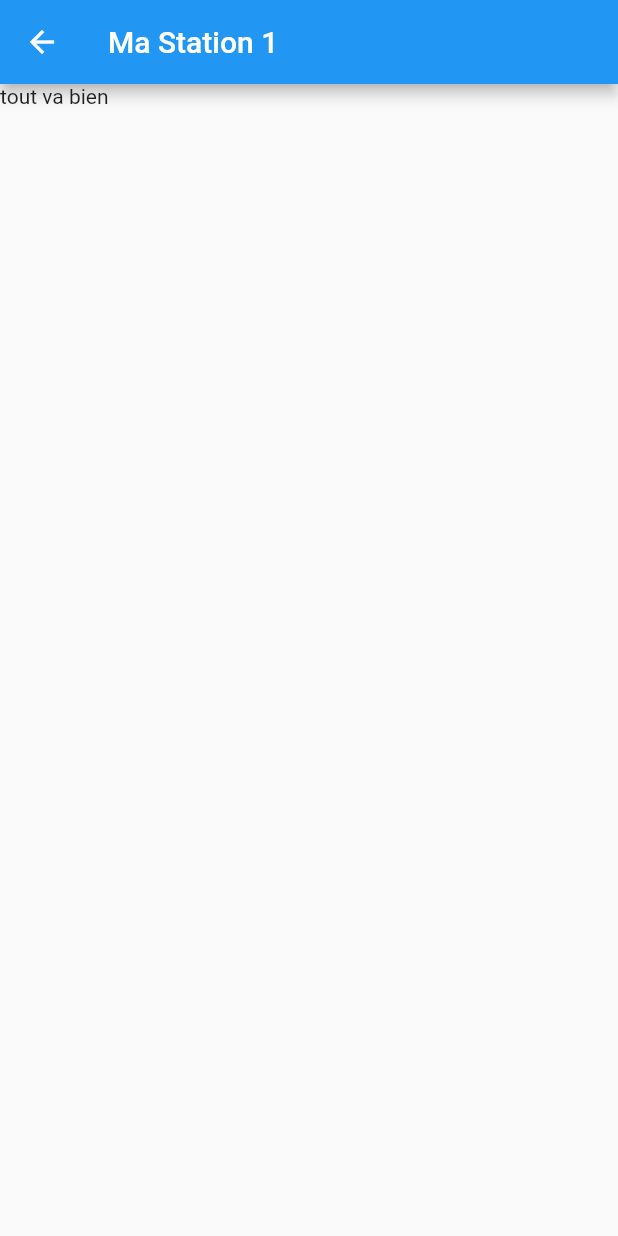
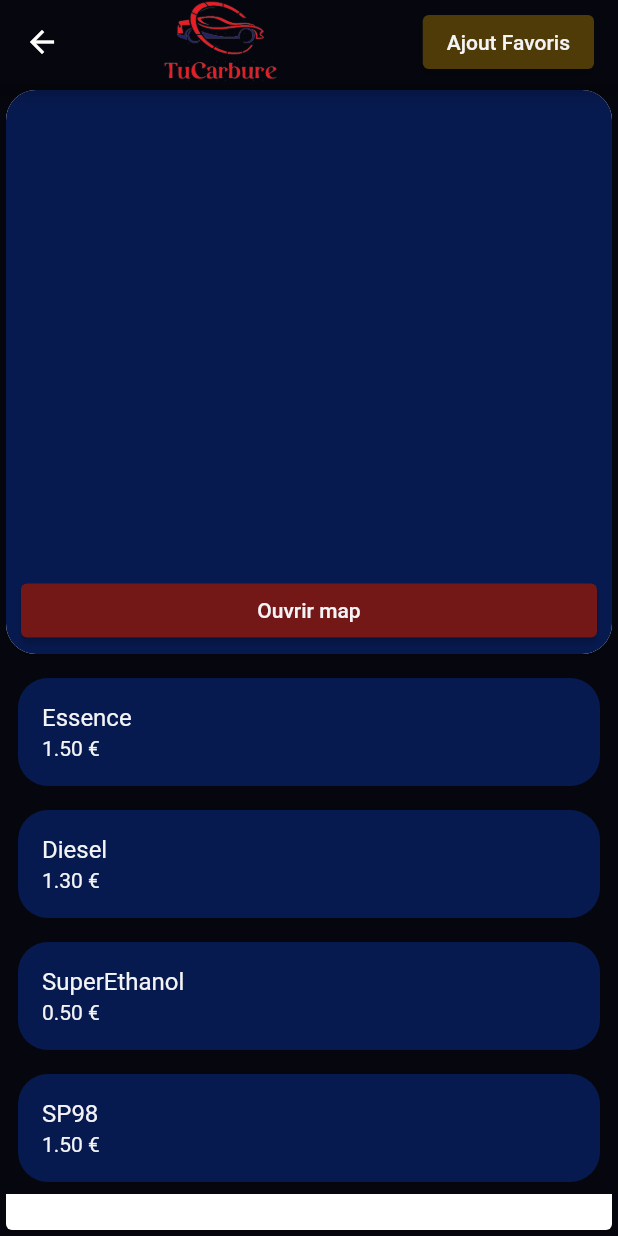
Before and after one commit to EllVodka/TuCarbure, a Flutter app: the screen it shows after launch, after a tap on "Ma Station 1", on a phone screen of 412 x 824 dp. Run offline on Flutter 3.47's test engine with Material 2 defaults, Android fonts, the light colour scheme and no system bars.

Commit message:
style: add style for detail

```diff
--- a/tu_carbure_front/lib/View/Station_detail_view.dart
+++ b/tu_carbure_front/lib/View/Station_detail_view.dart
@@ -1,5 +1,7 @@
 import 'package:flutter/material.dart';
 import 'package:tu_carbure_front/Model/Station.dart';
+import 'package:tu_carbure_front/View/widget/Station_list_carburant_widget.dart';
+import 'package:tu_carbure_front/View/widget/Station_map_widget.dart';
 import 'package:tu_carbure_front/ViewModel/Station_view_model.dart';
 
 class StationDetailView extends StatelessWidget {
@@ -9,16 +11,41 @@ class StationDetailView extends StatelessWidget {
   @override
   Widget build(BuildContext context) {
     final routeArgs =
-        ModalRoute.of(context)!.settings.arguments as Map<String, String>;
+    ModalRoute.of(context)!.settings.arguments as Map<String, String>;
     final stationId = routeArgs['id'];
     final stationMarque = routeArgs['name'];
     final Station station =
         _viewModel.fetchStation().where((element) => element.id == stationId).first;
+
     return Scaffold(
+      backgroundColor: Color.fromRGBO(6, 7, 14, 1),
       appBar: AppBar(
-        title: Text(stationMarque!),
+        title: Row(
+          mainAxisAlignment: MainAxisAlignment.spaceBetween,
+          children: [
+            Center(child: Image.asset('assets/tu_carbure_logo.png',width: 150,)),
+            SizedBox(width: 8),
+            ElevatedButton(
+              onPressed: () {
+                // Ajout Favoris button action
+              },
+              style: ElevatedButton.styleFrom(
+                backgroundColor: const Color.fromRGBO(79, 59, 8, 1),
+              ),
+              child: Text(
+                'Ajout Favoris',
+                style: TextStyle(color: Color.fromRGBO(244,244,246,1)),
+              ),
+            ),
+          ],
+        ),
       ),
-      body: Text('tout va bien'),
+      body: Column(
+        children: [
+          StationMap(),
+          StationListCarburant(station),
+        ],
+      ),
     );
   }
 }
--- a/tu_carbure_front/lib/View/Station_list_view.dart
+++ b/tu_carbure_front/lib/View/Station_list_view.dart
@@ -74,8 +74,7 @@ class _StationListViewState extends State<StationListView> {
             margin: const EdgeInsets.only(top: 20.0),
             child: Image.asset(
               'assets/tu_carbure_logo.png',
-              height: 80.0,
-              width: 80.0,
+              width: 150,
             ),
           ),
           Row(
--- /dev/null
+++ b/tu_carbure_front/lib/View/widget/Station_list_carburant_widget.dart
@@ -0,0 +1,43 @@
+import 'package:flutter/material.dart';
+import 'package:tu_carbure_front/Model/Station.dart';
+
+class StationListCarburant extends StatelessWidget {
+  final Station station;
+  const StationListCarburant(this.station);
+
+  @override
+  Widget build(BuildContext context) {
+    return Expanded(
+      flex: 2,
+      child: Card(
+        child: ListView.builder(
+          primary: false,
+          itemCount: station.carburant.length,
+          itemBuilder: (context, index) {
+            final carburant = station.carburant[index];
+            return Material(
+              color: Color.fromRGBO(6, 7, 14, 1),
+              child: Container(
+                padding: EdgeInsets.all(8.0),
+                child: ListTile(
+                  shape: RoundedRectangleBorder(
+                    borderRadius: BorderRadius.circular(20),
+                  ),
+                  tileColor: Color.fromRGBO(7, 26, 79, 1),
+                  title: Text(
+                    carburant.nom,
+                    style: TextStyle(color: Color.fromRGBO(244, 244, 246, 1)),
+                  ),
+                  subtitle: Text(
+                    '${carburant.prix.toStringAsFixed(2)} €',
+                    style: TextStyle(color: Color.fromRGBO(244, 244, 246, 1)),
+                  ),
+                ),
+              ),
+            );
+          },
+        ),
+      ),
+    );
+  }
+}
--- /dev/null
+++ b/tu_carbure_front/lib/View/widget/Station_map_widget.dart
@@ -0,0 +1,51 @@
+import 'package:flutter/material.dart';
+
+class StationMap extends StatelessWidget {
+  const StationMap({Key? key}) : super(key: key);
+
+  @override
+  Widget build(BuildContext context) {
+    return Expanded(
+      flex: 2,
+      child: Card(
+        shape: RoundedRectangleBorder(
+          borderRadius: BorderRadius.circular(20),
+        ),
+        child: Stack(
+          children: [
+            Container(
+              decoration: ShapeDecoration(
+                color: Color.fromRGBO(7, 26, 79, 1),
+                shape: RoundedRectangleBorder(
+                  borderRadius: BorderRadius.circular(20)
+                )
+              ),
+              child: Container(),
+            ),
+            Align(
+              alignment: AlignmentDirectional.bottomCenter,
+              child: Padding(
+                padding: EdgeInsets.fromLTRB(10, 0, 10, 5),
+                child: SizedBox(
+                  width: double.infinity,
+                  child: ElevatedButton(
+                    onPressed: () {
+                      // Ouvrir map button action
+                    },
+                    style: ElevatedButton.styleFrom(
+                      backgroundColor: Color.fromRGBO(115, 23, 23, 1),
+                    ),
+                    child: const Text(
+                      'Ouvrir map',
+                      style: TextStyle(color: Color.fromRGBO(244, 244, 246, 1)),
+                    ),
+                  ),
+                ),
+              ),
+            ),
+          ],
+        ),
+      ),
+    );
+  }
+}
--- a/tu_carbure_front/lib/ViewModel/Station_view_model.dart
+++ b/tu_carbure_front/lib/ViewModel/Station_view_model.dart
@@ -37,14 +37,26 @@ class StationViewModel {
     final carburants = [
       Carburant(
         nom: 'Essence',
-        nomEuropeen: 'SP95',
+        nomEuropeen: 'E10',
         prix: prixEssence,
         dateMaj: DateTime.now(),
       ),
       Carburant(
         nom: 'Diesel',
-        nomEuropeen: 'Gazole',
+        nomEuropeen: 'B7',
         prix: prixDiesel,
+        dateMaj: DateTime.now(),
+      ),
+      Carburant(
+        nom: 'SuperEthanol',
+        nomEuropeen: 'E85',
+        prix: 0.5,
+        dateMaj: DateTime.now(),
+      ),
+      Carburant(
+        nom: 'SP98',
+        nomEuropeen: 'E10',
+        prix: prixEssence,
         dateMaj: DateTime.now(),
       ),
     ];
--- a/tu_carbure_front/lib/main.dart
+++ b/tu_carbure_front/lib/main.dart
@@ -3,11 +3,23 @@ import 'package:tu_carbure_front/View/Station_detail_view.dart';
 import 'package:tu_carbure_front/View/Station_list_view.dart';
 
 void main() {
-  runApp(const MyApp());
+  runApp(MyApp());
 }
 
 class MyApp extends StatelessWidget {
-  const MyApp({super.key});
+  Map<int, Color> color =
+  {
+    50:Color.fromRGBO(6, 7, 14, .1),
+    100:Color.fromRGBO(6, 7, 14, .2),
+    200:Color.fromRGBO(6, 7, 14, .3),
+    300:Color.fromRGBO(6, 7, 14, .4),
+    400:Color.fromRGBO(6, 7, 14, .5),
+    500:Color.fromRGBO(6, 7, 14, .6),
+    600:Color.fromRGBO(6, 7, 14, .7),
+    700:Color.fromRGBO(6, 7, 14, .8),
+    800:Color.fromRGBO(6, 7, 14, .9),
+    900:Color.fromRGBO(6, 7, 14, 1),
+  };
 
   // This widget is the root of your application.
   @override
@@ -16,7 +28,7 @@ class MyApp extends StatelessWidget {
       debugShowCheckedModeBanner: false,
       title: 'Tu Carbure',
       theme: ThemeData(
-        primarySwatch: Colors.blue,
+        primarySwatch: MaterialColor(0xFF06070E,color),
       ),
       home: const StationListView(),
       routes: {
```
